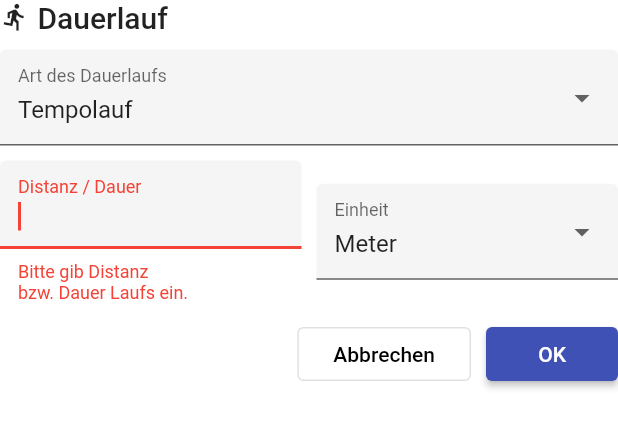
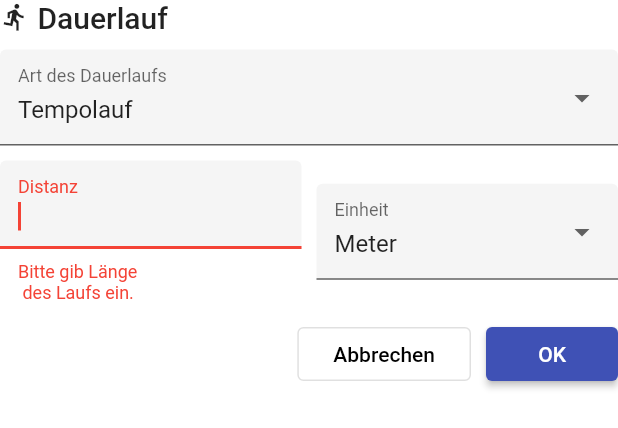
Before and after one commit to thorstenschenkel/t7coach, a Flutter app: the RunForm widget shown alone on an empty page, opened directly with empty values, after a tap on "OK", on a phone screen of 412 x 824 dp. Shown: the top 428 px of the screen. Run offline on Flutter 3.47's test engine with Material 2 defaults, Android fonts, the light colour scheme and no system bars; our stand-ins replace cloud_firestore, firebase_auth, flutter_colorpicker, flutter_speed_dial, flutter_spinkit, loading_overlay and 2 more; accounts and stored records are empty.

Commit message:
Some edit bugs fixed

```diff
--- a/t7coach/lib/screens/training/details/run_form.dart
+++ b/t7coach/lib/screens/training/details/run_form.dart
@@ -54,6 +54,10 @@ class _RunFormState extends State<RunForm> with SingleFormInner {
         await prefs.setString(PREF_RUNFROM_RUNTYPE, RunTypeMap[_runType]);
       }
     }
+  }
+
+  bool _showDistanze(DurationType durationType) {
+    return _durationType == DurationType.METRES || _durationType == DurationType.KILOMETRES;
   }
 
   Future<bool> asyncInit() async {
@@ -116,7 +120,9 @@ class _RunFormState extends State<RunForm> with SingleFormInner {
                   Row(
                     mainAxisAlignment: MainAxisAlignment.center,
                     children: <Widget>[
-                      Expanded(
+                      Visibility(
+                        visible: _showDistanze(_durationType),
+                        child: Expanded(
                           child: TextFormField(
                               autofocus: true,
                               initialValue: _duration,
@@ -130,8 +136,29 @@ class _RunFormState extends State<RunForm> with SingleFormInner {
                               },
                               keyboardType: TextInputType.number,
                               textInputAction: TextInputAction.next,
-                            decoration: textInputDecoration.copyWith(labelText: 'Distanz / Dauer'),
-                            validator: (String val) => val.isEmpty ? 'Bitte gib Distanz\nbzw. Dauer Laufs ein.' : null),
+                              decoration: textInputDecoration.copyWith(labelText: 'Distanz'),
+                              validator: (String val) => val.isEmpty ? 'Bitte gib Länge\n des Laufs ein.' : null),
+                        ),
+                      ),
+                      Visibility(
+                        visible: !_showDistanze(_durationType),
+                        child: Expanded(
+                          child: TextFormField(
+                              autofocus: true,
+                              initialValue: _duration,
+                              onSaved: (String val) {
+                                setState(() {
+                                  _duration = val;
+                                });
+                              },
+                              onEditingComplete: () {
+                                FocusScope.of(context).nextFocus();
+                              },
+                              keyboardType: TextInputType.datetime,
+                              textInputAction: TextInputAction.next,
+                              decoration: textInputDecoration.copyWith(labelText: 'Dauer'),
+                              validator: (String val) => val.isEmpty ? 'Bitte gib Länge\n des Laufs ein.' : null),
+                        ),
                       ),
                       SizedBox(width: 10),
                       Expanded(
```
Also changed, not shown: t7coach/lib/screens/training/details/speed_run_form.dart (+30 -4 lines), t7coach/lib/screens/training/training_create_form.dart (+13 -28 lines), 1 other file. Lines whose indentation alone changed are shown as unchanged.
